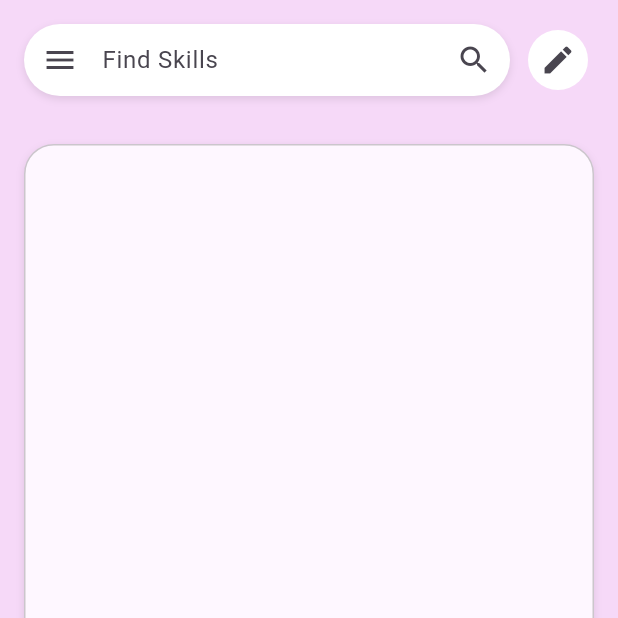
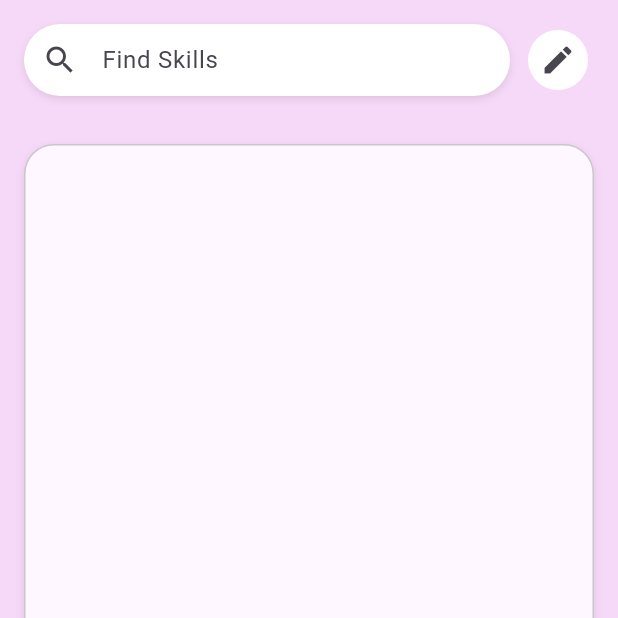
Before and after one commit to henraye/4750_skill_trainer_app, a Flutter app: the SkillListScreen screen opened directly, on a phone screen of 412 x 824 dp, the top half of it. Run offline on Flutter 3.47's test engine with Material 3 defaults, Android fonts, the phone set to English and light mode, and no system bars; our stand-ins replace cloud_firestore, firebase_auth, firebase_core, flutter_dotenv, shared_preferences; accounts and stored records are empty.

```diff
--- a/app/lib/screens/auth/create_account_screen.dart
+++ b/app/lib/screens/auth/create_account_screen.dart
@@ -174,6 +174,7 @@ By accessing or using Skill Trainer, you agree to be bound by these Terms of Ser
 - You must be at least 13 years old to use this service
 - You are responsible for maintaining the security of your account
 - You must provide accurate and complete information
+- You are limited to a maximum of 5 skills in your learning journey at a time (this will be increased in the future)
 
 3. User Content
 -You retain ownership of any content you submit to Skill Trainer. By submitting content, you grant us a limited, non-exclusive, revocable license to use, store, and process your content solely for the purpose of operating and improving the service. We do not claim ownership of your content and will not use it for marketing or commercial purposes without your explicit consent.
--- a/app/lib/screens/settings_screen.dart
+++ b/app/lib/screens/settings_screen.dart
@@ -382,6 +382,7 @@ By accessing or using Skill Trainer, you agree to be bound by these Terms of Ser
 - You must be at least 13 years old to use this service
 - You are responsible for maintaining the security of your account
 - You must provide accurate and complete information
+- You are limited to a maximum of 5 skills in your learning journey at a time (this will be increased in the future)
 
 3. User Content
 - You retain ownership of any content you submit to Skill Trainer. By submitting content, you grant us a limited, non-exclusive, revocable license to use, store, and process your content solely for the purpose of operating and improving the service. We do not claim ownership of your content and will not use it for marketing or commercial purposes without your explicit consent.
--- a/app/lib/screens/skill_list_screen.dart
+++ b/app/lib/screens/skill_list_screen.dart
@@ -113,8 +113,8 @@ class _SkillListScreenState extends State<SkillListScreen> {
                             color: Color(0xFF49454F),
                             fontSize: 16,
                           ),
-                          prefixIcon:
-                              const Icon(Icons.menu, color: Color(0xFF49454F)),
+                          prefixIcon: const Icon(Icons.search,
+                              color: Color(0xFF49454F)),
                           suffixIcon: _searchQuery.isNotEmpty
                               ? IconButton(
                                   icon: const Icon(Icons.clear,
@@ -123,8 +123,7 @@ class _SkillListScreenState extends State<SkillListScreen> {
                                     _searchController.clear();
                                   },
                                 )
-                              : const Icon(Icons.search,
-                                  color: Color(0xFF49454F)),
+                              : null,
                           border: OutlineInputBorder(
                             borderRadius: BorderRadius.circular(28),
                             borderSide: BorderSide.none,
```
Also changed, not shown: app/lib/screens/auth/sign_in_screen.dart (+28 -1 lines), app/lib/widgets/app_icon.dart (added, +24 -0 lines), 130 other files.
